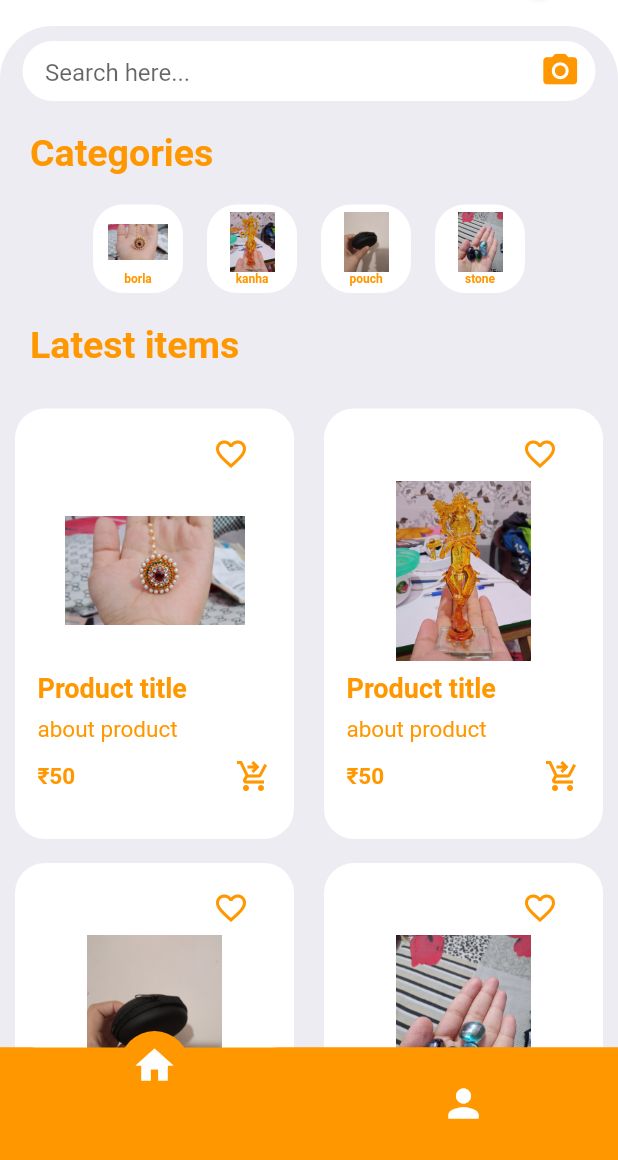
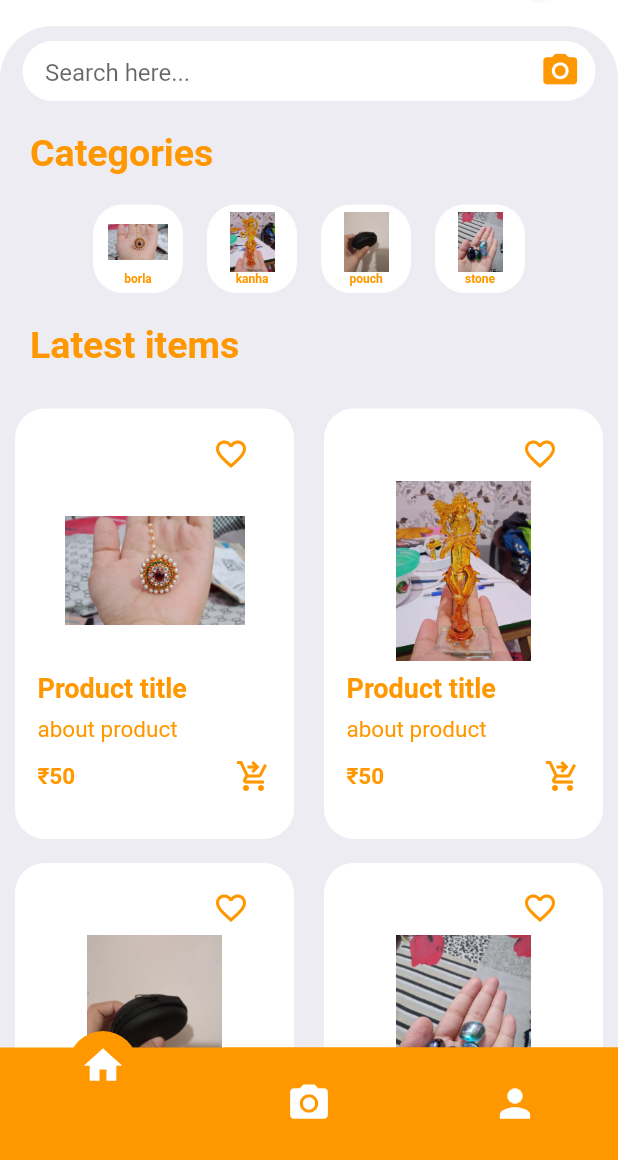
Before and after one commit to KParidhi/shop, a Flutter app: the HomePage screen opened directly, on a phone screen of 412 x 824 dp, the part 76-1236 px from its top. Run offline on Flutter 3.47's test engine with Material 2 defaults, Android fonts, the phone set to English and light mode, and no system bars; drawn by our look-alikes of badges, curved_navigation_bar; our stand-ins replace camera, firebase_auth, firebase_core, google_sign_in, image_picker, shared_preferences; missing offline and left inert: clippy_flutter, dart:js; accounts and stored records are empty.

Commit message:
home first commit

```diff
--- a/lib/pages/HomePage.dart
+++ b/lib/pages/HomePage.dart
@@ -167,15 +167,18 @@ class _HomePageState extends State<HomePage> {
             Icon(Icons.home,
               size:30,
           color: Colors.white,),
-       Icon(Icons.person,
+
+          //Inkwell(
+           // onTap:ImageInput(),
+           // child:
+          Icon(Icons.camera_alt,
+            size:30,
+           color: Colors.white,
+         ),
+          Icon(Icons.person,
             size:30,
             color: Colors.white,),
-          //Inkwell(
-           // onTap:ImageInput(),
-           // child: Icon(Icons.camera_alt,
-            //size:30,
-           // color: Colors.white,
-         // ),),
+
 ]
       ),
     );
```
